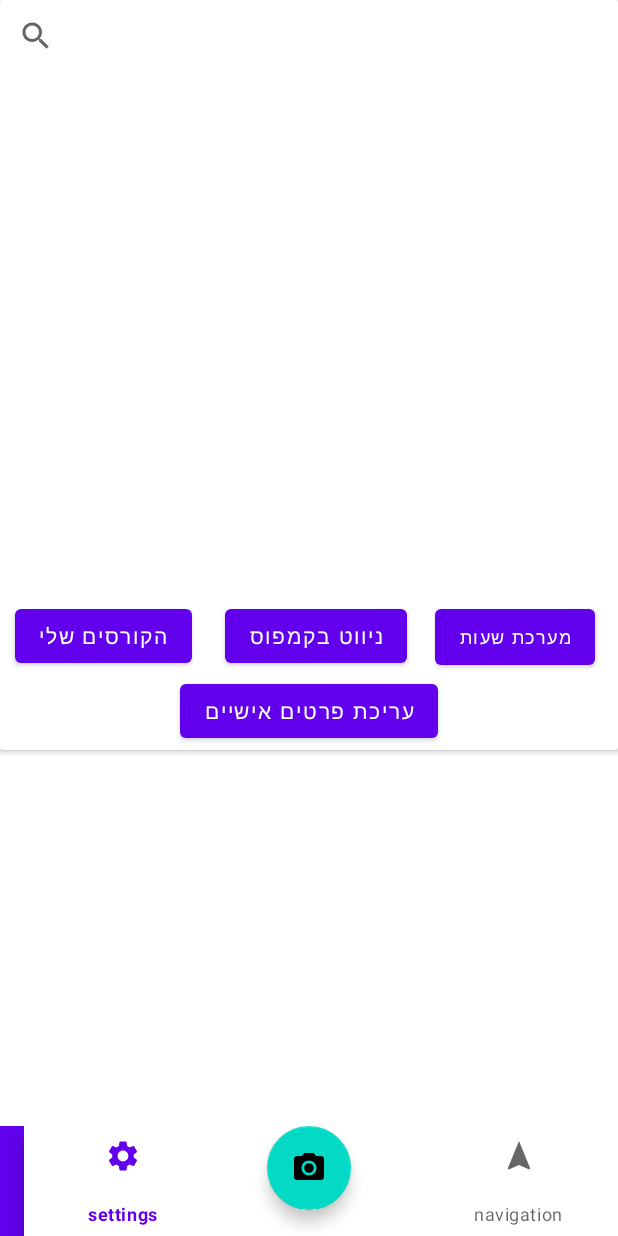
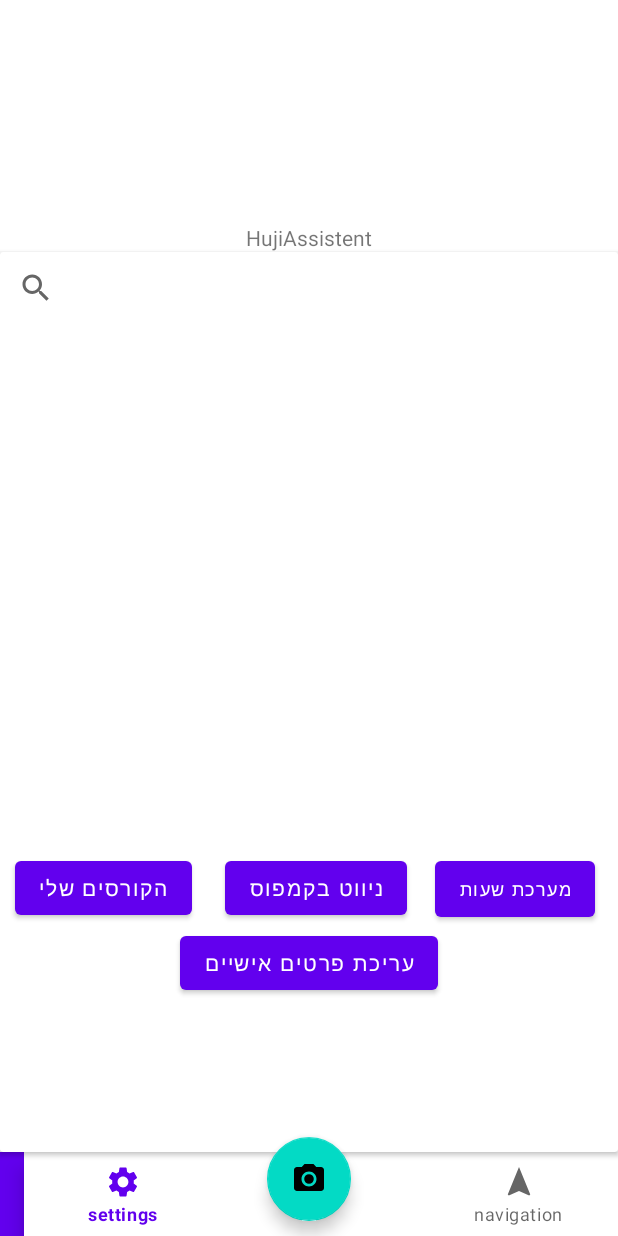
Before and after one commit to lotanaharoni/HUJI-Assistant, an Android app: the layout mainscreen.xml on its own in the app's theme, with its tools: preview values and no code run, on a phone screen of 412 x 824 dp. Run offline under Robolectric (Android 15) with nearby library versions, the phone set to English and light mode, and no system bars.

Commit message:
mainscreenactivity

```diff
--- a/app/src/main/AndroidManifest.xml
+++ b/app/src/main/AndroidManifest.xml
@@ -27,8 +27,9 @@
         <activity android:name=".CaptureActivity" />
         <activity android:name=".MapActivity" />
         <activity android:name=".ScanQrActivity" />
+        <activity android:name=".CaptureImage2" />
         <activity android:name=".MainActivity" />
-        <activity android:name=".CaptureImage2">
+        <activity android:name=".MainScreen2">
             <intent-filter>
                 <action android:name="android.intent.action.MAIN" />
 
--- a/app/src/main/res/layout/activity_main.xml
+++ b/app/src/main/res/layout/activity_main.xml
@@ -53,7 +53,7 @@
             android:background="?android:attr/selectableItemBackground"
             android:clickable="true"
             android:focusable="true"
-            android:src="@drawable/ic_info"
+            app:srcCompat="@drawable/ic_info"
 
             app:layout_constraintStart_toStartOf="parent"
             app:layout_constraintTop_toTopOf="parent" />
--- a/app/src/main/res/layout/mainscreen.xml
+++ b/app/src/main/res/layout/mainscreen.xml
@@ -7,17 +7,22 @@
     android:layout_height="match_parent">
 
     <TextView
-        android:id="@+id/textView3"
+        android:id="@+id/hujiapptextview"
         android:layout_width="wrap_content"
         android:layout_height="wrap_content"
         android:text="HujiAssistent"
+        app:layout_constraintRight_toRightOf="parent"
+        app:layout_constraintLeft_toLeftOf="parent"
+        app:layout_constraintBottom_toTopOf="@id/cardView"
         tools:layout_editor_absoluteX="164dp"
         tools:layout_editor_absoluteY="70dp" />
 
     <androidx.cardview.widget.CardView
         android:id="@+id/cardView"
+        android:layout_marginTop="200dp"
         android:layout_width="match_parent"
-        android:layout_height="500dp"
+        android:layout_height="600dp"
+        app:layout_constraintBottom_toTopOf="@id/bottomconstraitlayout"
         tools:layout_editor_absoluteX="16dp"
         tools:layout_editor_absoluteY="115dp">
 
@@ -71,6 +76,7 @@
     </androidx.cardview.widget.CardView>
 
     <androidx.coordinatorlayout.widget.CoordinatorLayout
+        android:id="@+id/bottomconstraitlayout"
         android:layout_width="wrap_content"
         app:layout_constraintRight_toRightOf="parent"
         app:layout_constraintLeft_toLeftOf="parent"
@@ -90,27 +96,23 @@
             <com.google.android.material.bottomnavigation.BottomNavigationView
                 android:id="@+id/bottomnavmenu"
                 android:layout_width="match_parent"
-                android:layout_height="73dp"
+                android:layout_height="wrap_content"
                 app:menu="@menu/bottommenu"/>
 
 
         </com.google.android.material.bottomappbar.BottomAppBar>
+    </androidx.coordinatorlayout.widget.CoordinatorLayout>
 
         <com.google.android.material.floatingactionbutton.FloatingActionButton
+            android:id="@+id/open_camera_floating_button"
             android:layout_width="wrap_content"
+            app:layout_constraintBottom_toBottomOf="parent"
             android:layout_height="wrap_content"
-            android:layout_marginBottom="0dp"
+            android:layout_marginBottom="10dp"
+            app:layout_constraintRight_toRightOf="parent"
+            app:layout_constraintLeft_toLeftOf="parent"
             android:contentDescription=""
-            android:src="@drawable/ic_baseline_camera_alt_24"
-            app:layout_anchor="@+id/bottomAppBar"
+            app:srcCompat="@drawable/ic_baseline_camera_alt_24"
             app:layout_anchorGravity="center" />
 
-
-    </androidx.coordinatorlayout.widget.CoordinatorLayout>
-
-
-
-
-
-
 </androidx.constraintlayout.widget.ConstraintLayout>
```
Also changed, not shown: app/src/main/java/com/example/huji_assistant/MainActivity.java (+17 -11 lines), app/src/main/java/com/example/huji_assistant/MainScreen.java (+28 -0 lines), app/src/main/java/com/example/huji_assistant/MainScreen2.java (added, +108 -0 lines), app/src/main/res/layout/mainscreen2.xml (added, +82 -0 lines).
